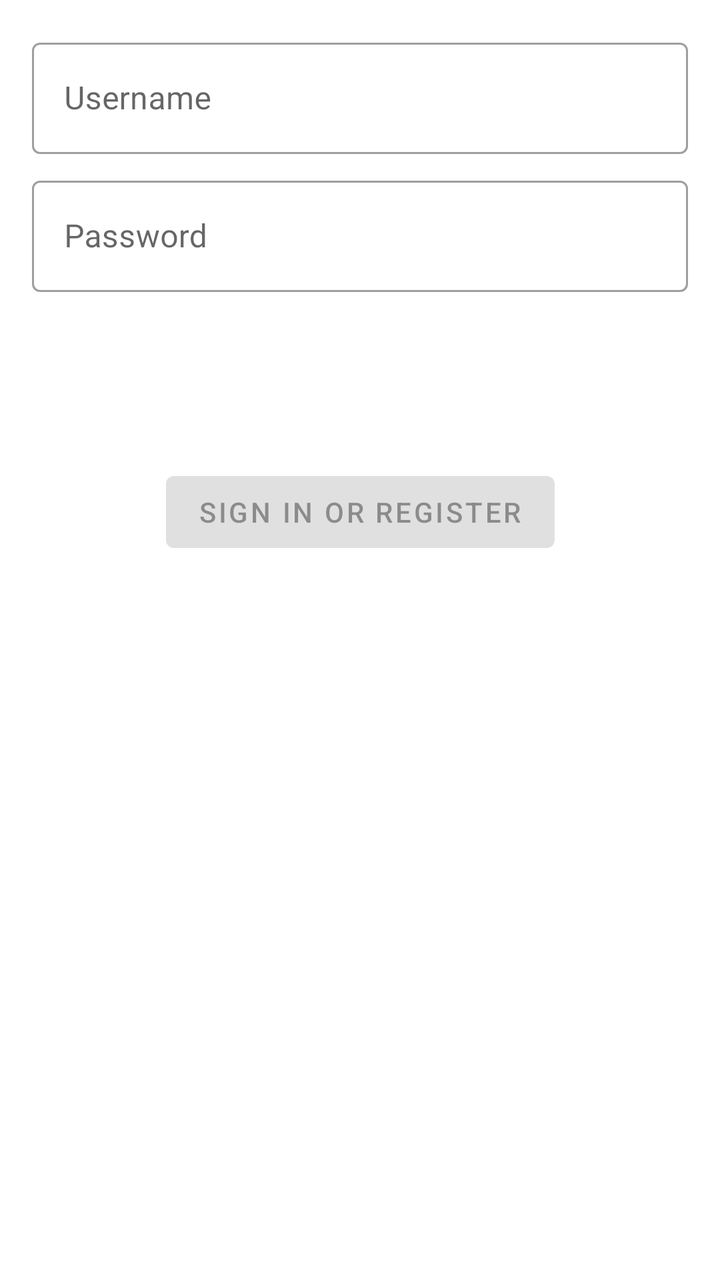
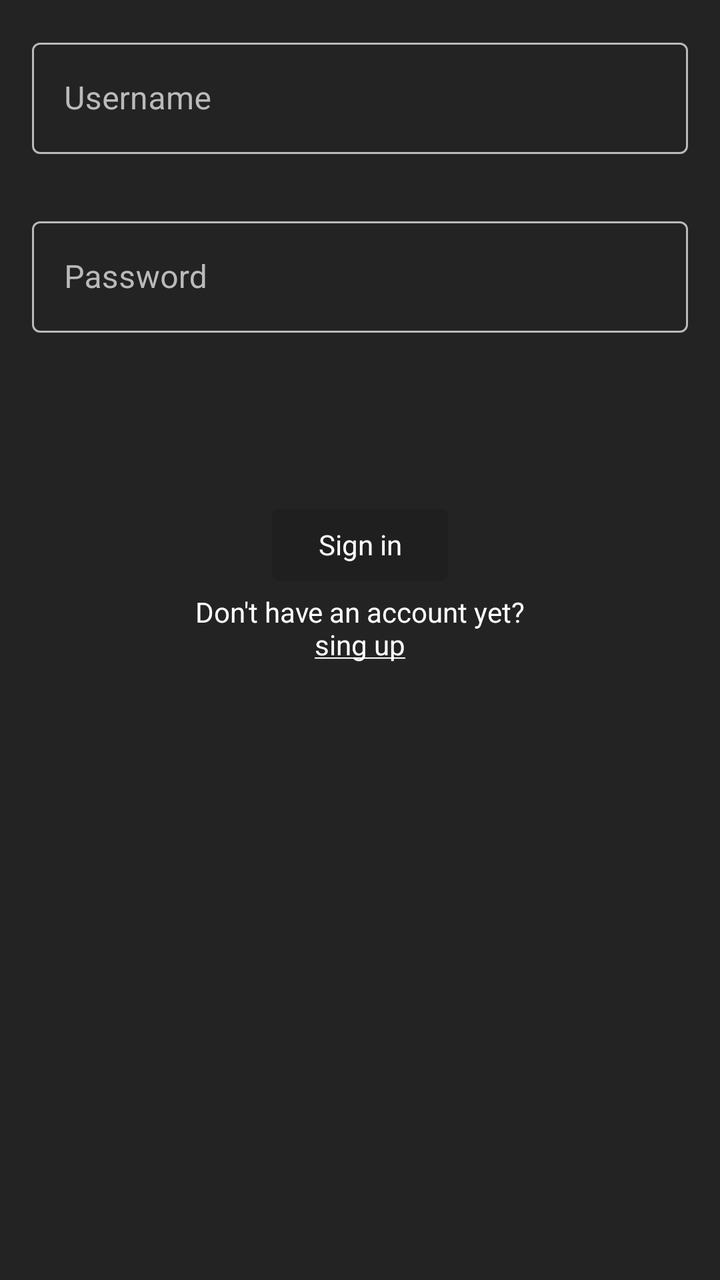

Compare the two renders of this Android layout. The source of the first and the diff that turns it into the second are given below.
<!-- AndroidManifest.xml: application theme Theme.Oma -->
<!-- res/layout/activity_login.xml -->
<?xml version="1.0" encoding="utf-8"?>
<androidx.constraintlayout.widget.ConstraintLayout xmlns:android="http://schemas.android.com/apk/res/android"
    xmlns:app="http://schemas.android.com/apk/res-auto"
    xmlns:tools="http://schemas.android.com/tools"
    android:id="@+id/container"
    android:layout_width="match_parent"
    android:layout_height="match_parent"
    android:padding="16dp"
    tools:context=".ui.login.LoginActivity">


    <com.google.android.material.textfield.TextInputLayout
        style="@style/Widget.MaterialComponents.TextInputLayout.OutlinedBox"
        android:id="@+id/usernameLayout"
        android:layout_width="match_parent"
        android:layout_height="wrap_content"
        app:layout_constraintTop_toTopOf="parent"
        app:layout_constraintEnd_toEndOf="parent"
        app:layout_constraintStart_toStartOf="parent"
        tools:layout_editor_absoluteX="1dp">

        <com.google.android.material.textfield.TextInputEditText
            android:id="@+id/username"
            android:selectAllOnFocus="true"
            android:layout_width="match_parent"
            android:autofillHints="@string/prompt_username"
            android:layout_height="wrap_content"
            android:hint="@string/prompt_username"
            android:minHeight="48dp" />
    </com.google.android.material.textfield.TextInputLayout>

    <com.google.android.material.textfield.TextInputLayout
        style="@style/Widget.MaterialComponents.TextInputLayout.OutlinedBox"
        android:id="@+id/passwordLayout"
        android:layout_width="match_parent"
        android:layout_height="wrap_content"
        android:layout_marginTop="8dp"
        app:layout_constraintStart_toStartOf="parent"
        app:layout_constraintEnd_toEndOf="parent"
        app:layout_constraintTop_toBottomOf="@+id/usernameLayout"
        tools:layout_editor_absoluteX="1dp">

        <com.google.android.material.textfield.TextInputEditText
            android:id="@+id/password"
            android:layout_width="match_parent"
            android:layout_height="wrap_content"
            android:selectAllOnFocus="true"
            android:imeOptions="actionDone"
            android:autofillHints="@string/prompt_password"
            android:imeActionLabel="@string/action_sign_in_short"
            android:inputType="textPassword"
            android:hint="@string/prompt_password"
            android:minHeight="48dp" />
    </com.google.android.material.textfield.TextInputLayout>


    <Button
        android:id="@+id/login"
        android:layout_width="wrap_content"
        android:layout_height="wrap_content"
        android:layout_gravity="start"
        android:layout_marginTop="16dp"
        android:layout_marginBottom="64dp"
        android:enabled="false"
        android:text="@string/action_sign_in"
        app:layout_constraintBottom_toBottomOf="parent"
        app:layout_constraintEnd_toEndOf="parent"
        app:layout_constraintStart_toStartOf="parent"
        app:layout_constraintTop_toBottomOf="@+id/passwordLayout"
        app:layout_constraintVertical_bias="0.2" />

    <ProgressBar
        android:id="@+id/loading"
        android:layout_width="wrap_content"
        android:layout_height="wrap_content"
        android:layout_gravity="center"
        android:layout_marginTop="64dp"
        android:layout_marginBottom="64dp"
        android:visibility="gone"
        app:layout_constraintBottom_toBottomOf="parent"
        app:layout_constraintEnd_toEndOf="@+id/passwordLayout"
        app:layout_constraintStart_toStartOf="@+id/passwordLayout"
        app:layout_constraintTop_toTopOf="parent"
        app:layout_constraintVertical_bias="0.3" />


</androidx.constraintlayout.widget.ConstraintLayout>
<!-- resources referenced by this layout -->
<resources>
  <string name="action_sign_in">Sign in or register</string>
  <string name="action_sign_in_short">Sign in</string>
  <string name="prompt_password">Password</string>
  <string name="prompt_username">Username</string>
  <style name="Theme.Oma" parent="Theme.MaterialComponents.DayNight.DarkActionBar">
          
          <item name="colorPrimary">@color/purple_500</item>
          <item name="colorPrimaryVariant">@color/purple_700</item>
          <item name="colorOnPrimary">@color/white</item>
          
          <item name="colorSecondary">@color/teal_200</item>
          <item name="colorSecondaryVariant">@color/teal_700</item>
          <item name="colorOnSecondary">@color/black</item>
          
          <item name="android:statusBarColor">?attr/colorPrimaryVariant</item>
          
      </style>
  <color name="purple_500">#FF6200EE</color>
  <color name="purple_700">#FF3700B3</color>
  <color name="white">#FFFFFFFF</color>
  <color name="teal_200">#FF03DAC5</color>
  <color name="teal_700">#FF018786</color>
  <color name="black">#FF000000</color>
</resources>

<!-- the commit's change to res/layout/activity_login.xml (unified diff, before → after) -->
@@ -6,12 +6,15 @@
     android:layout_width="match_parent"
     android:layout_height="match_parent"
     android:padding="16dp"
+    android:theme="@style/Theme.Oma"
     tools:context=".ui.login.LoginActivity">
 
 
     <com.google.android.material.textfield.TextInputLayout
-        style="@style/Widget.MaterialComponents.TextInputLayout.OutlinedBox"
+        style="@style/Widget.Oma.EditText"
         android:id="@+id/usernameLayout"
+        app:errorEnabled="true"
+
         android:layout_width="match_parent"
         android:layout_height="wrap_content"
         app:layout_constraintTop_toTopOf="parent"
@@ -30,7 +33,7 @@
     </com.google.android.material.textfield.TextInputLayout>
 
     <com.google.android.material.textfield.TextInputLayout
-        style="@style/Widget.MaterialComponents.TextInputLayout.OutlinedBox"
+        style="@style/Widget.Oma.EditText"
         android:id="@+id/passwordLayout"
         android:layout_width="match_parent"
         android:layout_height="wrap_content"
@@ -55,6 +58,7 @@
 
 
     <Button
+        style="@style/Theme.Oma.Input"
         android:id="@+id/login"
         android:layout_width="wrap_content"
         android:layout_height="wrap_content"
@@ -62,12 +66,25 @@
         android:layout_marginTop="16dp"
         android:layout_marginBottom="64dp"
         android:enabled="false"
-        android:text="@string/action_sign_in"
+        android:text="@string/action_sign_in_short"
         app:layout_constraintBottom_toBottomOf="parent"
         app:layout_constraintEnd_toEndOf="parent"
         app:layout_constraintStart_toStartOf="parent"
         app:layout_constraintTop_toBottomOf="@+id/passwordLayout"
         app:layout_constraintVertical_bias="0.2" />
+
+    <TextView
+        android:id="@+id/registerPrompt"
+        android:layout_width="wrap_content"
+        android:layout_height="wrap_content"
+        android:clickable="true"
+        android:focusable="true"
+        android:minHeight="48dp"
+        android:text="@string/registerPrompt"
+        android:textAlignment="center"
+        app:layout_constraintLeft_toLeftOf="parent"
+        app:layout_constraintRight_toRightOf="parent"
+        app:layout_constraintTop_toBottomOf="@id/login" />
 
     <ProgressBar
         android:id="@+id/loading"
<!-- resource entries referenced after the edit -->
@@ -1,27 +1,65 @@
 <!-- resources referenced by this layout -->
 <resources>
-  <string name="action_sign_in">Sign in or register</string>
   <string name="action_sign_in_short">Sign in</string>
   <string name="prompt_password">Password</string>
   <string name="prompt_username">Username</string>
+  <string name="registerPrompt">Don\'t have an account yet?\n<u><sup>sing up</sup></u></string>
   <style name="Theme.Oma" parent="Theme.MaterialComponents.DayNight.DarkActionBar">
           
-          <item name="colorPrimary">@color/purple_500</item>
-          <item name="colorPrimaryVariant">@color/purple_700</item>
-          <item name="colorOnPrimary">@color/white</item>
+          <item name="colorPrimary">@color/colorContrastBackground</item>
+          <item name="colorOnPrimary">@color/colorMoreContrastBackground</item>
+          <item name="colorAccent">@color/colorContrastBackground</item>
+  
           
-          <item name="colorSecondary">@color/teal_200</item>
-          <item name="colorSecondaryVariant">@color/teal_700</item>
-          <item name="colorOnSecondary">@color/black</item>
+          <item name="colorSecondary">@color/colorGreen</item>
+          <item name="colorSecondaryVariant">@color/colorGreen</item>
+          <item name="colorOnSecondary">@color/colorBlack</item>
+  
           
-          <item name="android:statusBarColor">?attr/colorPrimaryVariant</item>
+          <item name="android:statusBarColor">?attr/colorOnPrimary</item>
+  
           
+          <item name="android:windowBackground">@color/colorBackgroundDark</item>
+  
+          
+          <item name="android:textColorPrimary">@color/colorForegroundLight</item>
+          <item name="android:textColor">@color/colorForegroundLight</item>
+          <item name="android:textColorHint">@color/colorQuietText</item>
+  
+          <item name="colorControlNormal">@color/colorMoreBackgroundDark</item>
+          <item name="android:navigationBarColor">@color/colorMoreBackgroundDark</item>
+  
       </style>
-  <color name="purple_500">#FF6200EE</color>
-  <color name="purple_700">#FF3700B3</color>
-  <color name="white">#FFFFFFFF</color>
-  <color name="teal_200">#FF03DAC5</color>
-  <color name="teal_700">#FF018786</color>
-  <color name="black">#FF000000</color>
+  <style name="Theme.Oma.Input" parent="Theme.Oma.Dark">
+          <item name="android:colorBackground">@color/colorInputBackground</item>
+          <item name="android:textColor">@color/colorInputForeground</item>
+      </style>
+  <style name="Widget.Oma.EditText" parent="Widget.MaterialComponents.TextInputLayout.OutlinedBox">
+          <item name="android:textColorHint">@color/colorQuietText</item>
+          <item name="boxStrokeColor">@color/colorQuietText</item>
+          <item name="android:textColorPrimary">@color/colorForegroundLight</item>
+          <item name="android:textColor">@color/colorForegroundLight</item>
+          <item name="errorTextColor">@color/colorDangerous</item>
+          <item name="hintTextColor">@color/colorQuietText</item>
+      </style>
+  <color name="colorContrastBackground">#3F51B5</color>
+  <color name="colorMoreContrastBackground">#214096</color>
+  <color name="colorGreen">#008B00</color>
+  <color name="colorBlack">#000000</color>
+  <color name="colorBackgroundDark">#232323</color>
+  <color name="colorForegroundLight">#FFFFFF</color>
+  <color name="colorQuietText">#BABABA</color>
+  <color name="colorMoreBackgroundDark">#131313</color>
+  <style name="Theme.Oma.Dark" parent="Theme.MaterialComponents.DayNight.NoActionBar">
+          <item name="android:colorBackground">@color/colorBackgroundDark</item>
+          <item name="android:textColor">@color/colorForegroundLight</item>
+          <item name="colorPrimary">@color/colorContrastBackground</item>
+          <item name="colorOnPrimary">@color/colorContrastForeground</item>
+          <item name="colorAccent">@color/colorContrastBackground</item>
+      </style>
+  <color name="colorInputBackground">#343434</color>
+  <color name="colorInputForeground">#FFFFFF</color>
+  <color name="colorDangerous">#E53935</color>
+  <color name="colorContrastForeground">#FFFFFF</color>
 </resources>
 
